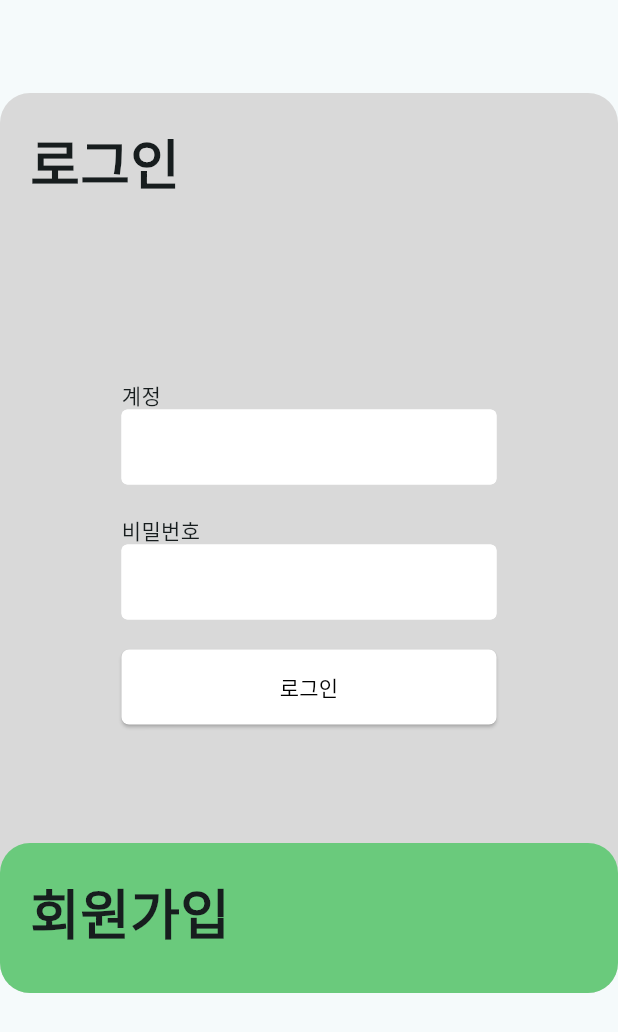
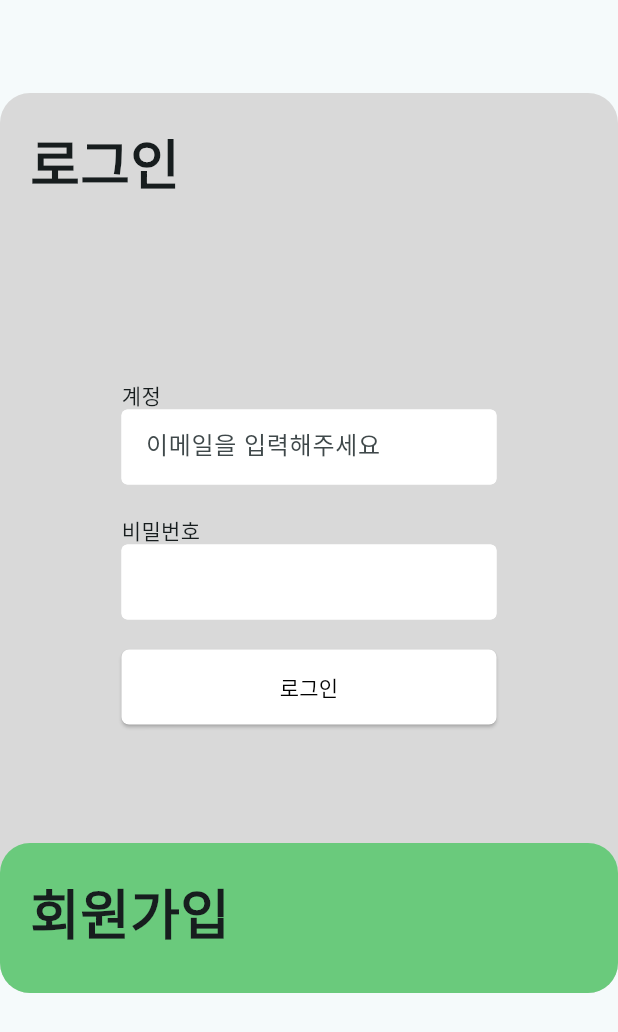
Before and after one commit to deukkyulee94/flutter_edu, a Flutter app: the screen it shows after launch, on a phone screen of 412 x 824 dp. Shown: the top 1032 px of the screen. Run offline on Flutter 3.47's test engine with Material 3 defaults, Android fonts, the phone set to English and light mode, and no system bars; our stand-ins replace dio, flutter_riverpod, go_router, shared_preferences.

```diff
--- a/lib/pages/signin.dart
+++ b/lib/pages/signin.dart
@@ -82,6 +82,7 @@ class _SigninState extends State<Signin> {
                             child: TextField(
                               onChanged: (value) => email = value,
                               decoration: InputDecoration(
+                                hintText: '이메일을 입력해주세요',
                                 filled: true, // 배경색 활성화
                                 fillColor: white, // 배경색 지정
                                 border: OutlineInputBorder(
```
Also changed, not shown: 2 other files.
